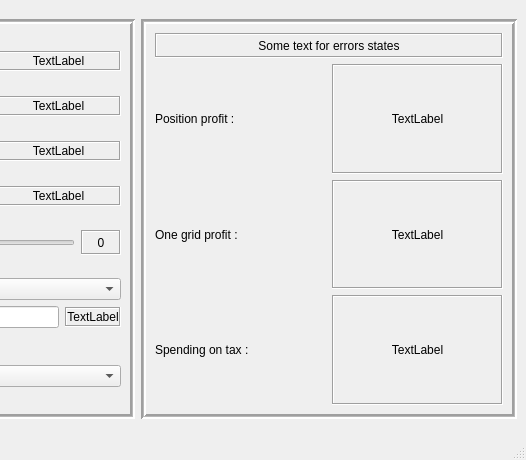
First picture: the form in mainwindow.ui, repository qrlik/gridExchangeCalculator, before the edit; both pictures show x 274 to 800 and y 0 to 460 of the 800 by 460 pixel window.
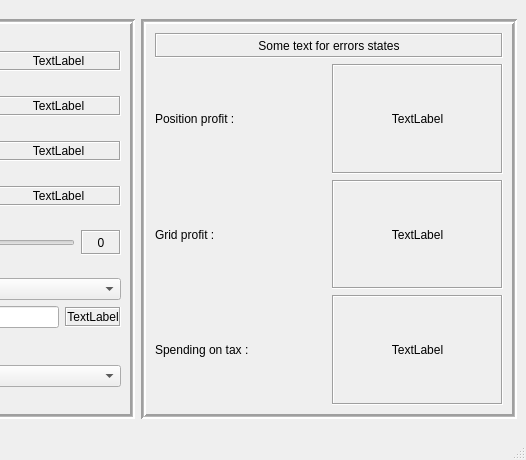
Second picture: the form after the edit. Custom widgets are drawn as their Qt base class.

Commit message: add profit and spending calculate

Diff of the .ui file:
```diff
--- a/mainwindow.ui
+++ b/mainwindow.ui
@@ -802,7 +802,7 @@
          <item>
           <widget class="QLabel" name="label_4">
            <property name="text">
-            <string>One grid profit :</string>
+            <string>Grid profit :</string>
            </property>
           </widget>
          </item>
```
Left out of the diff: 18 changed lines with no effect on the pictures. The commit also changes 6 other files.
